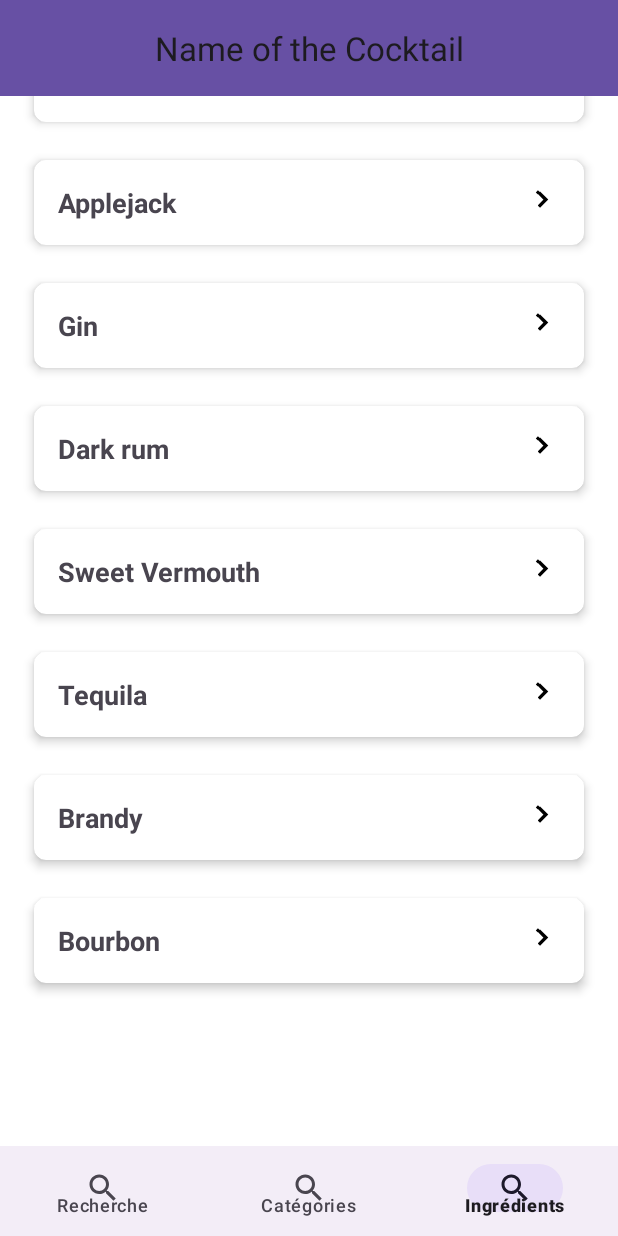
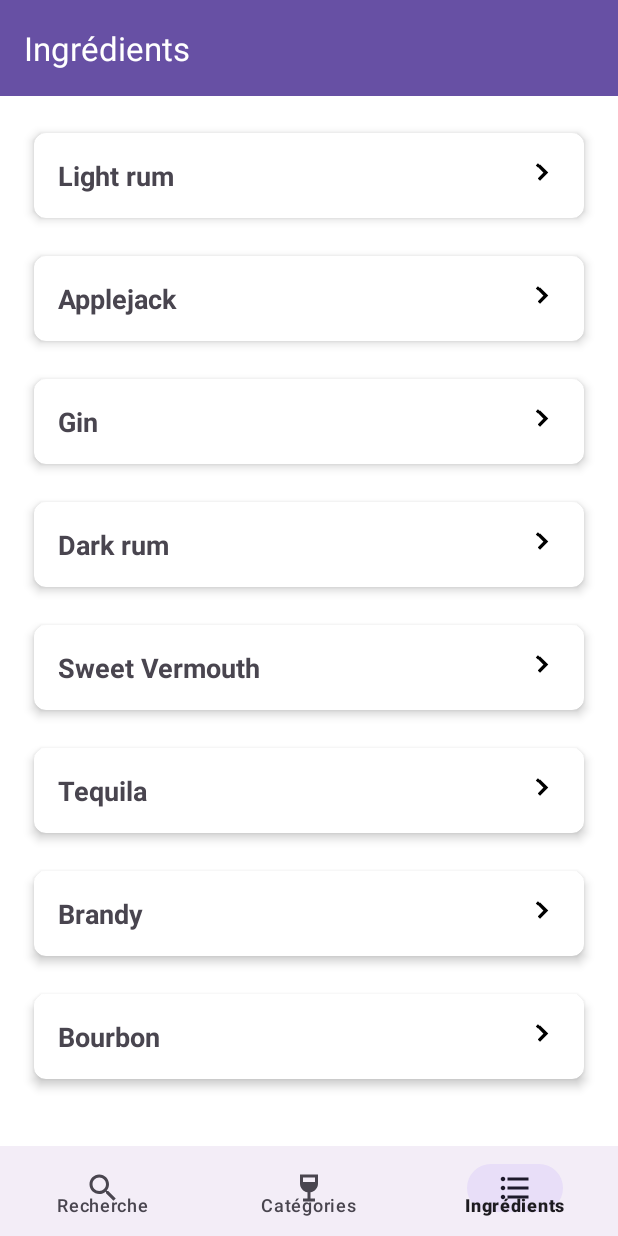
Before and after one commit to rebeccapnt/CocktailApp, an Android app: the screen it shows after launch (MainActivity), item 3 of the bottom bar chosen, on a phone screen of 412 x 824 dp. Run offline under Robolectric (Android 15) with nearby library versions, the phone set to English and light mode, and no system bars; our stand-ins replace navigation-ui.

Commit message:
[feat] - add appBarLayout and navigation

```diff
--- a/app/build.gradle.kts
+++ b/app/build.gradle.kts
@@ -50,6 +50,8 @@ dependencies {
     implementation("androidx.legacy:legacy-support-v4:1.0.0")
     implementation("androidx.recyclerview:recyclerview:1.3.2")
     implementation("com.squareup.picasso:picasso:2.8")
+    implementation("androidx.navigation:navigation-fragment-ktx:2.7.5")
+    implementation("androidx.navigation:navigation-ui-ktx:2.7.5")
     testImplementation("junit:junit:4.13.2")
     androidTestImplementation("androidx.test.ext:junit:1.1.5")
     androidTestImplementation("androidx.test.espresso:espresso-core:3.5.1")
--- a/app/src/main/java/com/example/cocktailtemplate/MainActivity.kt
+++ b/app/src/main/java/com/example/cocktailtemplate/MainActivity.kt
@@ -1,45 +1,39 @@
 package com.example.cocktailtemplate
+
+import android.os.Bundle
 import androidx.appcompat.app.AppCompatActivity
+import androidx.navigation.NavController
+import androidx.navigation.fragment.NavHostFragment
+import androidx.navigation.ui.NavigationUI
+import androidx.navigation.ui.setupWithNavController
 import com.example.cocktailtemplate.databinding.ActivityMainBinding
-import android.os.Bundle
-import androidx.fragment.app.Fragment
-import com.example.cocktailtemplate.ui.categories.CategoriesFragment
-import com.example.cocktailtemplate.ui.ingredients.IngredientsFragment
-import com.example.cocktailtemplate.ui.search.SearchFragment
 import com.google.android.material.bottomnavigation.BottomNavigationView
+
 class MainActivity : AppCompatActivity() {
 
     private lateinit var binding: ActivityMainBinding
-    private lateinit var bottomNav : BottomNavigationView
+    private lateinit var bottomNav: BottomNavigationView
+    private lateinit var navController: NavController
 
     override fun onCreate(savedInstanceState: Bundle?) {
         super.onCreate(savedInstanceState)
         binding = ActivityMainBinding.inflate(layoutInflater)
         val view = binding.root
         setContentView(view)
-        loadFragment(SearchFragment())
-        bottomNav = binding.bottomNav as BottomNavigationView
-        bottomNav.setOnItemSelectedListener { menuItem ->
-            when (menuItem.itemId) {
-                R.id.search_tab -> {
-                    loadFragment(SearchFragment())
-                    true
-                }
-                R.id.categories_tab -> {
-                    loadFragment(CategoriesFragment())
-                    true
-                }
-                R.id.ingredients_tab -> {
-                    loadFragment(IngredientsFragment())
-                    true
-                } else -> false
-            }
+
+        val navHostFragment = supportFragmentManager.findFragmentById(R.id.container) as NavHostFragment
+        navController = navHostFragment.navController
+
+        // Mise à jour du titre dans la toolbar
+        navController.addOnDestinationChangedListener { _, destination, _ ->
+            binding.toolbar.title = destination.label
         }
-    }
-    private  fun loadFragment(fragment: Fragment){
-        val transaction = supportFragmentManager.beginTransaction()
-        transaction.replace(binding.container.id, fragment)
-        transaction.commit()
+
+        bottomNav = binding.bottomNav
+        bottomNav.setupWithNavController(navController)
     }
 
+    override fun onSupportNavigateUp(): Boolean {
+        return NavigationUI.navigateUp(navController, null) || super.onSupportNavigateUp()
+    }
 }
--- a/app/src/main/java/com/example/cocktailtemplate/ui/CategoriesFragment.kt
+++ /dev/null
@@ -1,60 +0,0 @@
-package com.example.cocktailtemplate.ui
-
-import android.os.Bundle
-import androidx.fragment.app.Fragment
-import android.view.LayoutInflater
-import android.view.View
-import android.view.ViewGroup
-import com.example.cocktailtemplate.R
-
-// TODO: Rename parameter arguments, choose names that match
-// the fragment initialization parameters, e.g. ARG_ITEM_NUMBER
-private const val ARG_PARAM1 = "param1"
-private const val ARG_PARAM2 = "param2"
-
-/**
- * A simple [Fragment] subclass.
- * Use the [CategoriesFragment.newInstance] factory method to
- * create an instance of this fragment.
- */
-class CategoriesFragment : Fragment() {
-    // TODO: Rename and change types of parameters
-    private var param1: String? = null
-    private var param2: String? = null
-
-    override fun onCreate(savedInstanceState: Bundle?) {
-        super.onCreate(savedInstanceState)
-        arguments?.let {
-            param1 = it.getString(ARG_PARAM1)
-            param2 = it.getString(ARG_PARAM2)
-        }
-    }
-
-    override fun onCreateView(
-        inflater: LayoutInflater, container: ViewGroup?,
-        savedInstanceState: Bundle?
-    ): View? {
-        // Inflate the layout for this fragment
-        return inflater.inflate(R.layout.fragment_categories, container, false)
-    }
-
-    companion object {
-        /**
-         * Use this factory method to create a new instance of
-         * this fragment using the provided parameters.
-         *
-         * @param param1 Parameter 1.
-         * @param param2 Parameter 2.
-         * @return A new instance of fragment CategoriesFragment.
-         */
-        // TODO: Rename and change types and number of parameters
-        @JvmStatic
-        fun newInstance(param1: String, param2: String) =
-            CategoriesFragment().apply {
-                arguments = Bundle().apply {
-                    putString(ARG_PARAM1, param1)
-                    putString(ARG_PARAM2, param2)
-                }
-            }
-    }
-}
--- /dev/null
+++ b/app/src/main/res/drawable/ic_list.xml
@@ -0,0 +1,5 @@
+<vector android:autoMirrored="true" android:height="24dp"
+    android:tint="#000000" android:viewportHeight="24"
+    android:viewportWidth="24" android:width="24dp" xmlns:android="http://schemas.android.com/apk/res/android">
+    <path android:fillColor="@android:color/white" android:pathData="M4,10.5c-0.83,0 -1.5,0.67 -1.5,1.5s0.67,1.5 1.5,1.5 1.5,-0.67 1.5,-1.5 -0.67,-1.5 -1.5,-1.5zM4,4.5c-0.83,0 -1.5,0.67 -1.5,1.5S3.17,7.5 4,7.5 5.5,6.83 5.5,6 4.83,4.5 4,4.5zM4,16.5c-0.83,0 -1.5,0.68 -1.5,1.5s0.68,1.5 1.5,1.5 1.5,-0.68 1.5,-1.5 -0.67,-1.5 -1.5,-1.5zM7,19h14v-2L7,17v2zM7,13h14v-2L7,11v2zM7,5v2h14L21,5L7,5z"/>
+</vector>
--- /dev/null
+++ b/app/src/main/res/drawable/ic_wine_bar.xml
@@ -0,0 +1,10 @@
+<vector xmlns:android="http://schemas.android.com/apk/res/android"
+    android:width="24dp"
+    android:height="24dp"
+    android:viewportWidth="24"
+    android:viewportHeight="24"
+    android:tint="?attr/colorControlNormal">
+    <path
+        android:fillColor="@android:color/white"
+        android:pathData="M6,3l0,6c0,2.97 2.16,5.43 5,5.91V19H8v2h8v-2h-3v-4.09c2.84,-0.48 5,-2.94 5,-5.91l0,-6H6zM16,8H8l0,-3h8C16,5 16,8 16,8z"/>
+</vector>
--- a/app/src/main/res/layout/activity_main.xml
+++ b/app/src/main/res/layout/activity_main.xml
@@ -1,4 +1,4 @@
-<androidx.coordinatorlayout.widget.CoordinatorLayout
+<androidx.constraintlayout.widget.ConstraintLayout
     xmlns:android="http://schemas.android.com/apk/res/android"
     xmlns:app="http://schemas.android.com/apk/res-auto"
     xmlns:tools="http://schemas.android.com/tools"
@@ -10,41 +10,42 @@
         android:id="@+id/appBarLayout"
         android:layout_width="match_parent"
         android:layout_height="wrap_content"
-        android:theme="@style/ThemeOverlay.MaterialComponents.Dark.ActionBar">
+        android:theme="@style/ThemeOverlay.MaterialComponents.Dark.ActionBar"
+        app:layout_constraintTop_toTopOf="parent"
+        app:layout_constraintBottom_toTopOf="@id/container">
+
+        <com.google.android.material.appbar.MaterialToolbar
+            android:id="@+id/toolbar"
+            android:layout_width="match_parent"
+            android:layout_height="match_parent"
+            android:background="?attr/colorPrimary"
+            app:layout_scrollFlags="scroll|enterAlways"
+            app:layout_collapseMode="pin" />
 
     </com.google.android.material.appbar.AppBarLayout>
 
-    <FrameLayout
+    <fragment
         android:id="@+id/container"
-        android:layout_width="match_parent"
-        android:layout_height="match_parent"
-        android:layout_above="@+id/bottomNav"
-        >
+        android:name="androidx.navigation.fragment.NavHostFragment"
+        android:layout_width="0dp"
+        android:layout_height="0dp"
+        app:defaultNavHost="true"
+        app:layout_constraintBottom_toTopOf="@id/bottomNav"
+        app:layout_constraintEnd_toEndOf="parent"
+        app:layout_constraintStart_toStartOf="parent"
+        app:layout_constraintTop_toBottomOf="@id/appBarLayout"
+        app:navGraph="@navigation/navigation" />
 
-    </FrameLayout>
-
-
-    <com.google.android.material.appbar.MaterialToolbar
-        android:id="@+id/toolbar"
-        android:layout_width="match_parent"
-        android:layout_height="?attr/actionBarSize"
-        android:background="?attr/colorPrimary"
-        app:layout_anchor="@+id/appBarLayout"
-        app:layout_anchorGravity="top"
-        app:title="Name of the Cocktail"
-        app:titleCentered="true" />
 
     <com.google.android.material.bottomnavigation.BottomNavigationView
         android:id="@+id/bottomNav"
-        android:layout_width="match_parent"
+        android:layout_width="0dp"
         android:layout_height="60dp"
         android:layout_alignParentBottom="true"
         android:scrollIndicators="left"
-        app:layout_anchor="@+id/container"
-        app:layout_anchorGravity="bottom"
         app:layout_constraintBottom_toBottomOf="parent"
         app:layout_constraintEnd_toEndOf="parent"
         app:layout_constraintStart_toStartOf="parent"
         app:menu="@menu/bottom_navigation_menu" />
 
-</androidx.coordinatorlayout.widget.CoordinatorLayout>
+</androidx.constraintlayout.widget.ConstraintLayout>
--- a/app/src/main/res/layout/fragment_categories.xml
+++ b/app/src/main/res/layout/fragment_categories.xml
@@ -1,7 +1,9 @@
 <LinearLayout xmlns:android="http://schemas.android.com/apk/res/android"
+    xmlns:tools="http://schemas.android.com/tools"
     android:layout_width="match_parent"
     android:layout_height="match_parent"
-    android:orientation="vertical">
+    android:orientation="vertical"
+    tools:context=".ui.categories.CategoriesFragment">
 
 
     <androidx.recyclerview.widget.RecyclerView
--- a/app/src/main/res/layout/fragment_ingredients.xml
+++ b/app/src/main/res/layout/fragment_ingredients.xml
@@ -1,7 +1,10 @@
 <LinearLayout xmlns:android="http://schemas.android.com/apk/res/android"
+    xmlns:tools="http://schemas.android.com/tools"
     android:layout_width="match_parent"
     android:layout_height="match_parent"
-    android:orientation="vertical">
+    android:orientation="vertical"
+    tools:context=".ui.ingredients.IngredientsFragment">
+    >
 
     <androidx.recyclerview.widget.RecyclerView
         android:id="@+id/recyclerView"
--- a/app/src/main/res/menu/bottom_navigation_menu.xml
+++ b/app/src/main/res/menu/bottom_navigation_menu.xml
@@ -1,15 +1,15 @@
 <?xml version="1.0" encoding="utf-8"?>
 <menu xmlns:android="http://schemas.android.com/apk/res/android">
     <item
-        android:id="@+id/search_tab"
-        android:icon="@drawable/search"
+        android:id="@+id/nav_search"
+        android:icon="@drawable/ic_search"
         android:title="@string/recherche_tab"  />
     <item
-        android:id="@+id/categories_tab"
-        android:icon="@drawable/search"
+        android:id="@+id/nav_categories"
+        android:icon="@drawable/ic_wine_bar"
         android:title="@string/categories_tab" />
     <item
-        android:id="@+id/ingredients_tab"
-        android:icon="@drawable/search"
+        android:id="@+id/nav_ingredients"
+        android:icon="@drawable/ic_list"
         android:title="@string/ingredients_tab" />
 </menu>
--- /dev/null
+++ b/app/src/main/res/navigation/navigation.xml
@@ -0,0 +1,26 @@
+<?xml version="1.0" encoding="utf-8"?>
+<navigation xmlns:android="http://schemas.android.com/apk/res/android"
+    xmlns:app="http://schemas.android.com/apk/res-auto"
+    xmlns:tools="http://schemas.android.com/tools"
+    android:id="@+id/navigation"
+    app:startDestination="@id/nav_search">
+
+    <fragment
+        android:id="@+id/nav_search"
+        android:name="com.example.cocktailtemplate.ui.search.SearchFragment"
+        android:label="@string/recherche_tab"
+        tools:layout="@layout/fragment_search" />
+
+    <fragment
+        android:id="@+id/nav_categories"
+        android:name="com.example.cocktailtemplate.ui.categories.CategoriesFragment"
+        android:label="@string/categories_tab"
+        tools:layout="@layout/fragment_categories" />
+
+    <fragment
+        android:id="@+id/nav_ingredients"
+        android:name="com.example.cocktailtemplate.ui.ingredients.IngredientsFragment"
+        android:label="@string/ingredients_tab"
+        tools:layout="@layout/fragment_ingredients" />
+
+</navigation>
--- a/app/src/main/res/values/strings.xml
+++ b/app/src/main/res/values/strings.xml
@@ -5,7 +5,7 @@
     <string name="cocktail_category">Category:</string>
     <string name="cocktail_glass">Served in:</string>
     <string name="cocktail_instructions">Instructions:</string>
-    <string name="cocktail_ingredients">Ingredients:</string>
+    <string name="cocktail_ingredients">Ingrédients:</string>
     <string name="recherche_tab">Recherche</string>
     <string name="categories_tab">Catégories</string>
     <string name="ingredients_tab">Ingrédients</string>
```
Also changed, not shown: app/src/main/res/drawable/ic_search.xml (renamed from app/src/main/res/drawable/search.xml).
